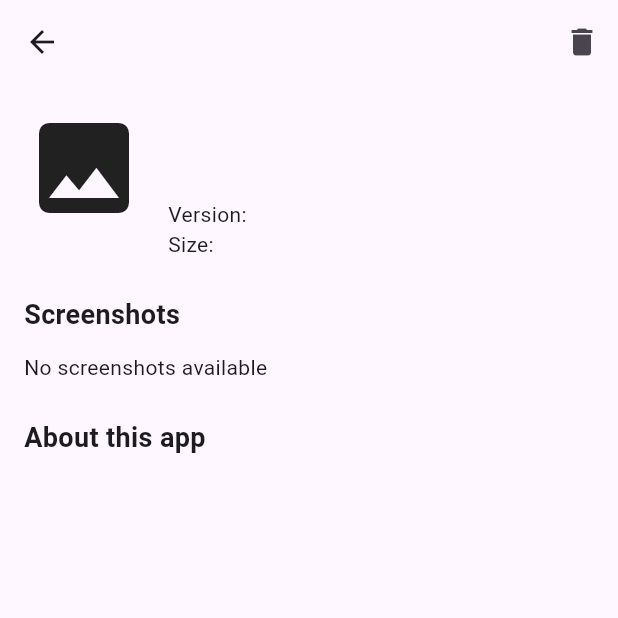
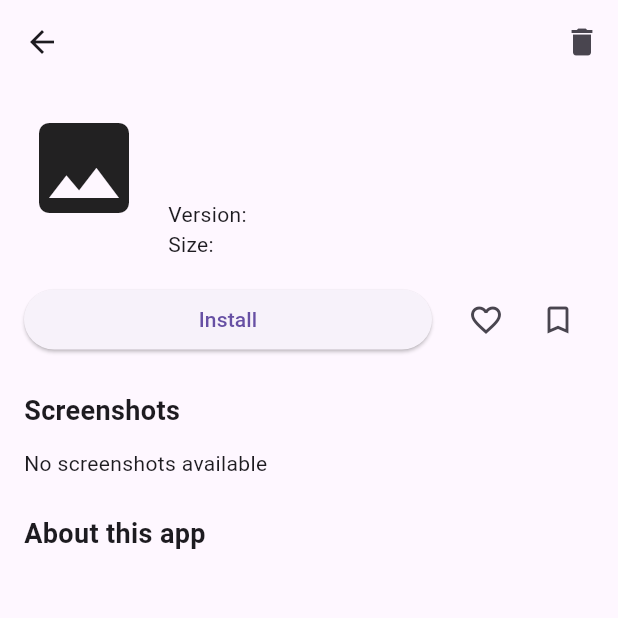
Before and after one commit to tanmaynag12/play-store-frontend, a Flutter app: the AppDetailScreen screen opened directly with empty values, on a phone screen of 412 x 824 dp, the top half of it. Run offline on Flutter 3.47's test engine with Material 3 defaults, Android fonts, the phone set to English and light mode, and no system bars; our stand-ins replace image_picker; network calls fail.

Commit message:
final polish

```diff
--- a/lib/screens/app_detail_screen.dart
+++ b/lib/screens/app_detail_screen.dart
@@ -15,6 +15,10 @@ class AppDetailScreen extends StatefulWidget {
 class _AppDetailScreenState extends State<AppDetailScreen> {
   List<String> screenshots = [];
   bool loadingScreenshots = true;
+
+  bool installed = false;
+  bool wishlisted = false;
+  bool bookmarked = false;
 
   @override
   void initState() {
@@ -62,6 +66,18 @@ class _AppDetailScreenState extends State<AppDetailScreen> {
     }
   }
 
+  void fakeInstall() {
+    setState(() => installed = !installed);
+
+    ScaffoldMessenger.of(context).showSnackBar(
+      SnackBar(
+        content: Text(
+          installed ? "Installing... (demo only)" : "Uninstalled (demo only)",
+        ),
+      ),
+    );
+  }
+
   @override
   Widget build(BuildContext context) {
     return Scaffold(
@@ -76,7 +92,6 @@ class _AppDetailScreenState extends State<AppDetailScreen> {
         child: Column(
           crossAxisAlignment: CrossAxisAlignment.start,
           children: [
-            // ICON + BASIC INFO
             Row(
               crossAxisAlignment: CrossAxisAlignment.start,
               children: [
@@ -87,7 +102,7 @@ class _AppDetailScreenState extends State<AppDetailScreen> {
                     width: 90,
                     height: 90,
                     fit: BoxFit.cover,
-                    errorBuilder: (_, __, ___) =>
+                    errorBuilder: (_, _, _) =>
                         const Icon(Icons.image, size: 80),
                   ),
                 ),
@@ -111,9 +126,39 @@ class _AppDetailScreenState extends State<AppDetailScreen> {
               ],
             ),
 
+            const SizedBox(height: 16),
+
+            Row(
+              children: [
+                Expanded(
+                  child: ElevatedButton(
+                    onPressed: fakeInstall,
+                    child: Text(installed ? "Uninstall" : "Install"),
+                  ),
+                ),
+                const SizedBox(width: 12),
+                IconButton(
+                  icon: Icon(
+                    wishlisted ? Icons.favorite : Icons.favorite_border,
+                    color: wishlisted ? Colors.red : null,
+                  ),
+                  onPressed: () {
+                    setState(() => wishlisted = !wishlisted);
+                  },
+                ),
+                IconButton(
+                  icon: Icon(
+                    bookmarked ? Icons.bookmark : Icons.bookmark_border,
+                  ),
+                  onPressed: () {
+                    setState(() => bookmarked = !bookmarked);
+                  },
+                ),
+              ],
+            ),
+
             const SizedBox(height: 24),
 
-            // SCREENSHOTS
             const Text(
               "Screenshots",
               style: TextStyle(fontSize: 18, fontWeight: FontWeight.bold),
--- a/lib/screens/home_screen.dart
+++ b/lib/screens/home_screen.dart
@@ -26,12 +26,9 @@ class _HomeScreenState extends State<HomeScreen> {
   Future<void> fetchApps() async {
     try {
       final res = await http.get(Uri.parse("http://10.0.2.2:3000/api/apps"));
-
       if (!mounted) return;
-
       if (res.statusCode == 200) {
         final List data = json.decode(res.body);
-
         setState(() {
           apps = data.map((e) => AppModel.fromJson(e)).toList();
           loading = false;
@@ -113,7 +110,7 @@ class _HomeScreenState extends State<HomeScreen> {
                 "http://10.0.2.2:3000${app.iconUrl}",
                 width: 50,
                 height: 50,
-                errorBuilder: (_, __, ___) => const Icon(Icons.image),
+                errorBuilder: (_, _, _) => const Icon(Icons.image),
               ),
               title: Text(app.name),
               subtitle: Text(app.description),
```
